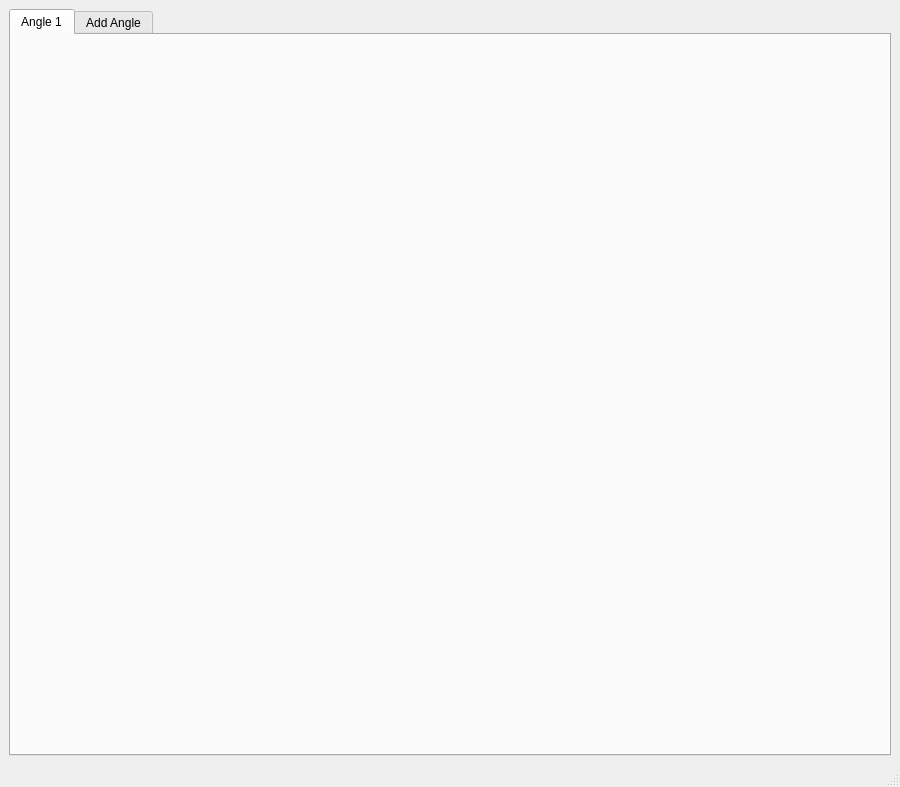
This is visu_gui_new.ui in TKAles/visu as Qt 5 draws it before an edit. The edited form follows.
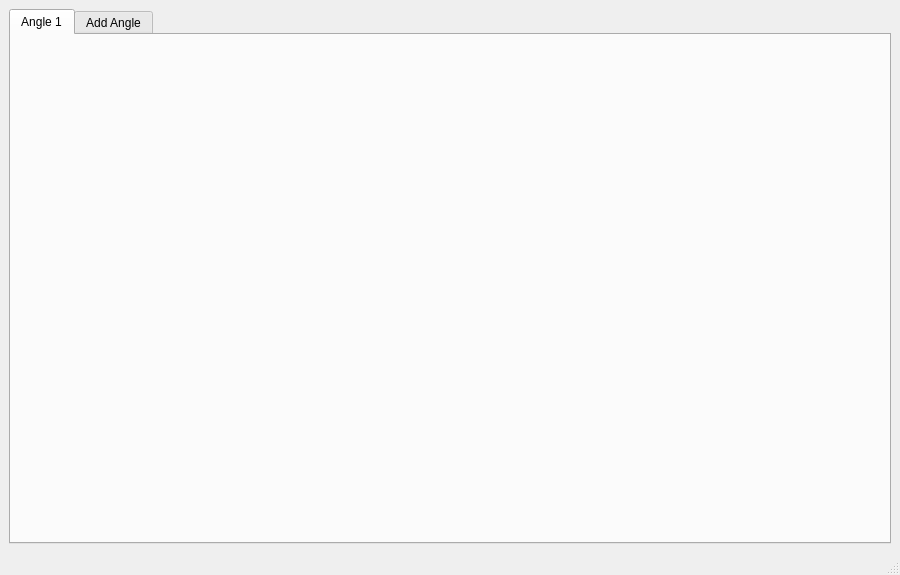
This is the edited form. The open tabs and pages were chosen to show the change.

Commit message: UI dynamic allocation working

The edit to the form file:
```diff
--- a/visu_gui_new.ui
+++ b/visu_gui_new.ui
@@ -7,7 +7,7 @@
     <x>0</x>
     <y>0</y>
     <width>900</width>
-    <height>787</height>
+    <height>575</height>
    </rect>
   </property>
   <property name="windowTitle">
```
Left out of the diff: 4 changed lines with no effect on the pictures. The commit also changes 2 other files.
